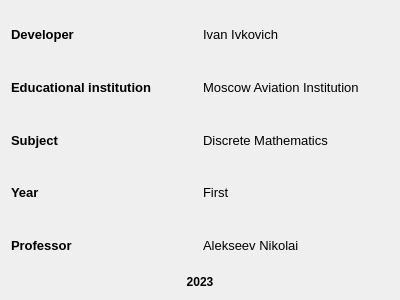
Above: Source/developer.ui from DesCaldnd/Discrete-Math before the change. Below: the same form after it.
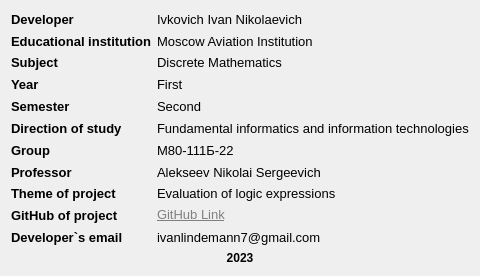
That is the form after the change.

Commit message: Optimisation and developer widget

```diff
--- a/Source/developer.ui
+++ b/Source/developer.ui
@@ -6,8 +6,8 @@
    <rect>
     <x>0</x>
     <y>0</y>
-    <width>400</width>
-    <height>300</height>
+    <width>411</width>
+    <height>276</height>
    </rect>
   </property>
   <property name="windowTitle">
@@ -16,20 +16,6 @@
   <layout class="QVBoxLayout" name="verticalLayout">
    <item>
     <layout class="QGridLayout" name="gridLayout">
-     <item row="3" column="0">
-      <widget class="QLabel" name="label_6">
-       <property name="font">
-        <font>
-         <pointsize>10</pointsize>
-         <weight>75</weight>
-         <bold>true</bold>
-        </font>
-       </property>
-       <property name="text">
-        <string>Year</string>
-       </property>
-      </widget>
-     </item>
      <item row="2" column="1">
       <widget class="QLabel" name="label_8">
        <property name="font">
@@ -42,6 +28,32 @@
        </property>
       </widget>
      </item>
+     <item row="7" column="1">
+      <widget class="QLabel" name="label_10">
+       <property name="font">
+        <font>
+         <pointsize>10</pointsize>
+        </font>
+       </property>
+       <property name="text">
+        <string>Alekseev Nikolai Sergeevich</string>
+       </property>
+      </widget>
+     </item>
+     <item row="3" column="0">
+      <widget class="QLabel" name="label_6">
+       <property name="font">
+        <font>
+         <pointsize>10</pointsize>
+         <weight>75</weight>
+         <bold>true</bold>
+        </font>
+       </property>
+       <property name="text">
+        <string>Year</string>
+       </property>
+      </widget>
+     </item>
      <item row="1" column="0">
       <widget class="QLabel" name="label_3">
        <property name="font">
@@ -56,19 +68,7 @@
        </property>
       </widget>
      </item>
-     <item row="4" column="1">
-      <widget class="QLabel" name="label_10">
-       <property name="font">
-        <font>
-         <pointsize>10</pointsize>
-        </font>
-       </property>
-       <property name="text">
-        <string>Alekseev Nikolai</string>
-       </property>
-      </widget>
-     </item>
-     <item row="4" column="0">
+     <item row="7" column="0">
       <widget class="QLabel" name="label_7">
        <property name="font">
         <font>
@@ -120,6 +120,18 @@
        </property>
       </widget>
      </item>
+     <item row="0" column="1">
+      <widget class="QLabel" name="label_2">
+       <property name="font">
+        <font>
+         <pointsize>10</pointsize>
+        </font>
+       </property>
+       <property name="text">
+        <string>Ivkovich Ivan Nikolaevich</string>
+       </property>
+      </widget>
+     </item>
      <item row="0" column="0">
       <widget class="QLabel" name="label">
        <property name="font">
@@ -134,15 +146,168 @@
        </property>
       </widget>
      </item>
-     <item row="0" column="1">
-      <widget class="QLabel" name="label_2">
+     <item row="5" column="0">
+      <widget class="QLabel" name="label_15">
        <property name="font">
         <font>
          <pointsize>10</pointsize>
+         <weight>75</weight>
+         <bold>true</bold>
         </font>
        </property>
        <property name="text">
-        <string>Ivan Ivkovich</string>
+        <string>Direction of study</string>
+       </property>
+      </widget>
+     </item>
+     <item row="4" column="0">
+      <widget class="QLabel" name="label_12">
+       <property name="font">
+        <font>
+         <pointsize>10</pointsize>
+         <weight>75</weight>
+         <bold>true</bold>
+        </font>
+       </property>
+       <property name="text">
+        <string>Semester</string>
+       </property>
+      </widget>
+     </item>
+     <item row="6" column="0">
+      <widget class="QLabel" name="label_14">
+       <property name="font">
+        <font>
+         <pointsize>10</pointsize>
+         <weight>75</weight>
+         <bold>true</bold>
+        </font>
+       </property>
+       <property name="text">
+        <string>Group</string>
+       </property>
+      </widget>
+     </item>
+     <item row="8" column="0">
+      <widget class="QLabel" name="label_13">
+       <property name="font">
+        <font>
+         <pointsize>10</pointsize>
+         <weight>75</weight>
+         <bold>true</bold>
+        </font>
+       </property>
+       <property name="text">
+        <string>Theme of project</string>
+       </property>
+      </widget>
+     </item>
+     <item row="6" column="1">
+      <widget class="QLabel" name="label_18">
+       <property name="font">
+        <font>
+         <pointsize>10</pointsize>
+        </font>
+       </property>
+       <property name="text">
+        <string>М80-111Б-22</string>
+       </property>
+      </widget>
+     </item>
+     <item row="4" column="1">
+      <widget class="QLabel" name="label_16">
+       <property name="font">
+        <font>
+         <pointsize>10</pointsize>
+        </font>
+       </property>
+       <property name="text">
+        <string>Second</string>
+       </property>
+      </widget>
+     </item>
+     <item row="9" column="0">
+      <widget class="QLabel" name="label_20">
+       <property name="font">
+        <font>
+         <pointsize>10</pointsize>
+         <weight>75</weight>
+         <bold>true</bold>
+        </font>
+       </property>
+       <property name="text">
+        <string>GitHub of project</string>
+       </property>
+      </widget>
+     </item>
+     <item row="5" column="1">
+      <widget class="QLabel" name="label_17">
+       <property name="font">
+        <font>
+         <pointsize>10</pointsize>
+        </font>
+       </property>
+       <property name="text">
+        <string>Fundamental informatics and information technologies</string>
+       </property>
+      </widget>
+     </item>
+     <item row="8" column="1">
+      <widget class="QLabel" name="label_19">
+       <property name="font">
+        <font>
+         <pointsize>10</pointsize>
+        </font>
+       </property>
+       <property name="text">
+        <string>Evaluation of logic expressions</string>
+       </property>
+      </widget>
+     </item>
+     <item row="10" column="0">
+      <widget class="QLabel" name="label_21">
+       <property name="font">
+        <font>
+         <pointsize>10</pointsize>
+         <weight>75</weight>
+         <bold>true</bold>
+        </font>
+       </property>
+       <property name="text">
+        <string>Developer`s email</string>
+       </property>
+      </widget>
+     </item>
+     <item row="9" column="1">
+      <widget class="QLabel" name="label_22">
+       <property name="font">
+        <font>
+         <pointsize>10</pointsize>
+        </font>
+       </property>
+       <property name="text">
+        <string>&lt;a href=&quot;https://github.com/DesCaldnd/Discrete-Math.git&quot; style=&quot;color: gray;&quot;&gt;GitHub Link&lt;/a&gt;</string>
+       </property>
+       <property name="textFormat">
+        <enum>Qt::RichText</enum>
+       </property>
+       <property name="openExternalLinks">
+        <bool>true</bool>
+       </property>
+       <property name="textInteractionFlags">
+        <set>Qt::TextBrowserInteraction</set>
+       </property>
+      </widget>
+     </item>
+     <item row="10" column="1">
+      <widget class="QLabel" name="label_23">
+       <property name="font">
+        <font>
+         <pointsize>10</pointsize>
+        </font>
+       </property>
+       <property name="text">
+        <string>ivanlindemann7@gmail.com</string>
        </property>
       </widget>
      </item>
```
The commit also changes 2 other files.
